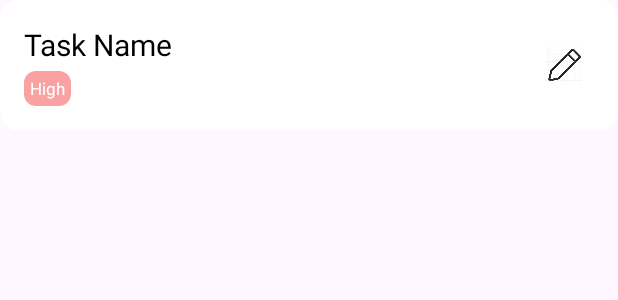
After one commit to lamooji/Memomate, an Android app: the layout task_card.xml on its own in the app's theme, with its tools: preview values and no code run, on a phone screen of 412 x 824 dp. The commit adds this screen. Shown: the top 300 px of the screen. Run offline under Robolectric (Android 15) with nearby library versions, the phone set to English and light mode, and no system bars.

Commit message:
Implement event that showing date's task for calendener after user clicked on date

```diff
--- a/app/build.gradle.kts
+++ b/app/build.gradle.kts
@@ -97,6 +97,7 @@ dependencies {
     implementation(libs.androidx.room.ktx)
     implementation(libs.androidx.room.paging)
     implementation(libs.androidx.ui.android)
+    implementation(libs.play.services.gcm)
 
     annotationProcessor(libs.androidx.room.compiler)
     ksp(libs.androidx.room.compiler)       // Room annotation processor (used with kapt)
--- a/app/src/main/java/com/cs407/memoMate/Data/NoteDatabase.kt
+++ b/app/src/main/java/com/cs407/memoMate/Data/NoteDatabase.kt
@@ -76,13 +76,13 @@ interface TaskDao {
     // 2) call the method to get tasks(within 3 days)
     //          val tasks = taskDao.getTasksWithinThreeDays(currentDate)
 
-    @Query("SELECT * FROM task_list WHERE julianday(ddl) - julianday(:currentDate) < 3 AND julianday(ddl) >= julianday(:currentDate)")
+    @Query("SELECT * FROM task_list WHERE julianday(ddl / 1000, 'unixepoch') - julianday(:currentDate) < 3 AND julianday(ddl / 1000, 'unixepoch') >= julianday(:currentDate)")
     suspend fun getTasksWithinThreeDays(currentDate: String): List<Task>
 
-    @Query("SELECT * FROM task_list WHERE julianday(ddl) - julianday(:currentDate) > 3 AND julianday(ddl) - julianday(:currentDate) <= 5")
+    @Query("SELECT * FROM task_list WHERE julianday(ddl / 1000, 'unixepoch') - julianday(:currentDate) > 3 AND julianday(ddl / 1000, 'unixepoch') - julianday(:currentDate) <= 5")
     suspend fun getTasksBetweenThreeAndFiveDays(currentDate: String): List<Task>
 
-    @Query("SELECT * FROM task_list WHERE julianday(ddl) - julianday(:currentDate) > 7")
+    @Query("SELECT * FROM task_list WHERE julianday(ddl / 1000, 'unixepoch') - julianday(:currentDate) > 7")
     suspend fun getTasksAfterSevenDays(currentDate: String): List<Task>
 
 }
--- /dev/null
+++ b/app/src/main/res/drawable/ic_back.xml
@@ -0,0 +1,5 @@
+<vector xmlns:android="http://schemas.android.com/apk/res/android" android:height="24dp" android:tint="#B3B3B3" android:viewportHeight="24" android:viewportWidth="24" android:width="24dp">
+
+    <path android:fillColor="@android:color/white" android:pathData="M17.77,3.77l-1.77,-1.77l-10,10l10,10l1.77,-1.77l-8.23,-8.23z"/>
+
+</vector>
--- /dev/null
+++ b/app/src/main/res/drawable/priority_badge_high.xml
@@ -0,0 +1,9 @@
+<shape xmlns:android="http://schemas.android.com/apk/res/android">
+    <solid android:color="#FAA1A1" /> <!-- High Priority Color -->
+    <corners android:radius="8dp" />
+    <padding
+        android:left="8dp"
+        android:right="8dp"
+        android:top="4dp"
+        android:bottom="4dp" />
+</shape>
--- /dev/null
+++ b/app/src/main/res/layout/task_card.xml
@@ -0,0 +1,51 @@
+<LinearLayout xmlns:android="http://schemas.android.com/apk/res/android"
+    android:layout_width="match_parent"
+    android:layout_height="wrap_content"
+    android:orientation="horizontal"
+    android:padding="16dp"
+    android:background="@drawable/rounded_card"
+    android:gravity="center_vertical"
+    android:layout_marginBottom="12dp">
+
+    <!-- Task Details -->
+    <LinearLayout
+        android:layout_width="0dp"
+        android:layout_height="wrap_content"
+        android:orientation="vertical"
+        android:layout_weight="1"
+        >
+
+        <!-- Task Name -->
+        <TextView
+            android:id="@+id/task_name"
+            android:layout_width="wrap_content"
+            android:layout_height="wrap_content"
+            android:text="Task Name"
+            android:textSize="20sp"
+            android:textColor="#000000" />
+
+        <!-- Priority Badge -->
+        <TextView
+            android:id="@+id/task_priority"
+            android:layout_width="wrap_content"
+            android:layout_height="wrap_content"
+            android:minWidth="30dp"
+            android:minHeight="10dp"
+            android:padding="4dp"
+            android:text="High"
+            android:textColor="#FFFFFF"
+            android:background="@drawable/priority_badge_high"
+            android:textSize="11sp"
+            android:layout_marginTop="4dp" />
+    </LinearLayout>
+
+    <!-- Edit Icon -->
+    <ImageView
+        android:id="@+id/edit_icon"
+        android:layout_width="24dp"
+        android:layout_height="24dp"
+        android:src="@drawable/edit_icon"
+        android:contentDescription="Edit Task"
+        android:layout_marginEnd="8dp"
+        android:layout_gravity="center_vertical" />
+</LinearLayout>
--- a/gradle/libs.versions.toml
+++ b/gradle/libs.versions.toml
@@ -25,6 +25,7 @@ roomKtxVersion = "2.5.0"
 roomCompiler = "2.5.0"
 roomPaging = "2.7.0-alpha11"
 uiAndroid = "1.7.5"
+playServicesGcm = "17.0.0"
 
 [libraries]
 androidx-core-ktx = { group = "androidx.core", name = "core-ktx", version.ref = "coreKtx" }
@@ -52,6 +53,7 @@ room-ktx = { group = "androidx.room", name = "room-ktx", version.ref = "roomKtxV
 androidx-room-compiler = { group = "androidx.room", name = "room-compiler", version.ref = "roomCompiler" }
 androidx-room-paging = { group = "androidx.room", name = "room-paging", version.ref = "roomPaging" }
 androidx-ui-android = { group = "androidx.compose.ui", name = "ui-android", version.ref = "uiAndroid" }
+play-services-gcm = { group = "com.google.android.gms", name = "play-services-gcm", version.ref = "playServicesGcm" }
 
 [plugins]
 android-application = { id = "com.android.application", version.ref = "agp" }
```
Also changed, not shown: app/src/main/java/com/cs407/memoMate/CalendarFragment.kt (+20 -4 lines), app/src/main/java/com/cs407/memoMate/DateSelector.kt (+18 -3 lines), app/src/main/java/com/cs407/memoMate/DummyDataInitializer.kt (+10 -10 lines), app/src/main/java/com/cs407/memoMate/MainActivity.kt (+10 -8 lines), app/src/main/java/com/cs407/memoMate/TaskListAdapter.kt (added, +81 -0 lines), app/src/main/java/com/cs407/memoMate/TaskViewModel.kt (deleted, +0 -48 lines), app/src/main/java/com/cs407/memoMate/ViewTaskListFragment.kt (added, +200 -0 lines), app/src/main/res/drawable/priority_badge_low.xml (added, +9 -0 lines), app/src/main/res/drawable/priority_badge_medium.xml (added, +9 -0 lines), app/src/main/res/layout/fragment_view_task_list.xml (added, +55 -0 lines), app/src/main/res/layout/task_list_section_header.xml (added, +9 -0 lines), app/src/main/res/drawable/edit_icon.png (added), 2 other files.
